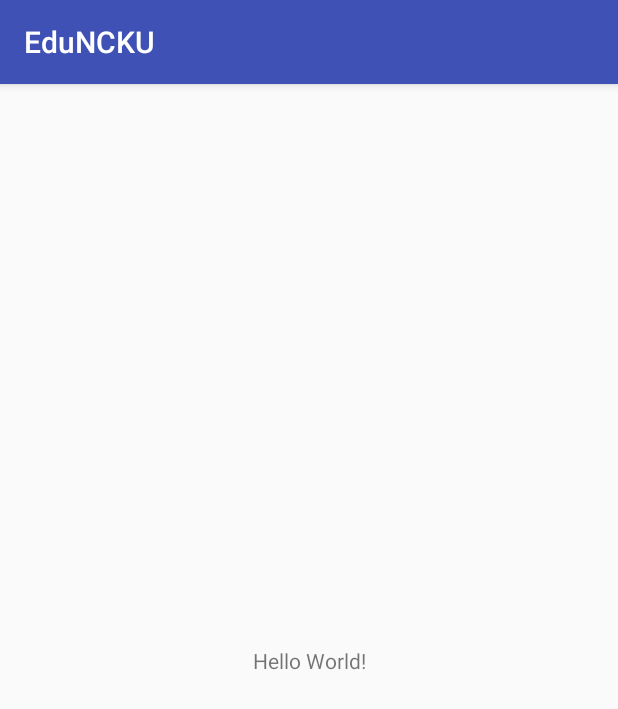
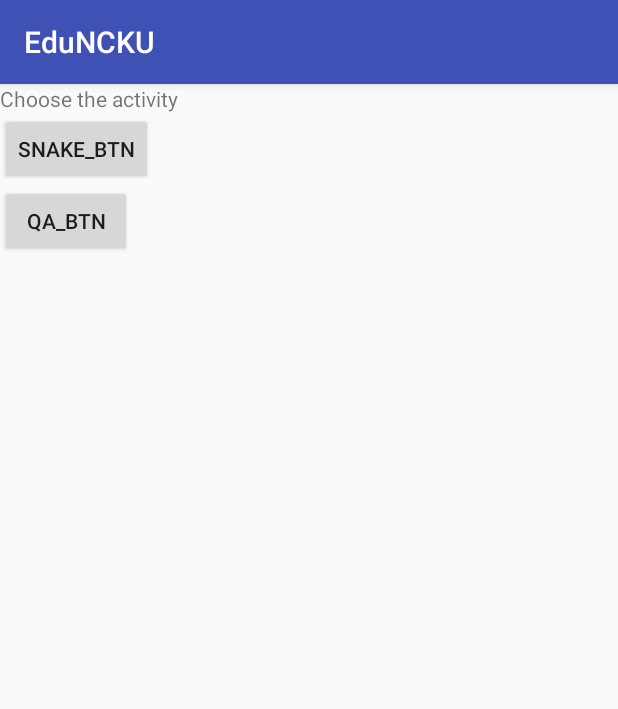
Before and after one commit to iGem-NCKU-Tainan/EduNCKU, an Android app: the screen it shows after launch (MainActivity), on a phone screen of 412 x 824 dp. Shown: the top 709 px of the screen. Run offline under Robolectric (Android 15) with nearby library versions, the phone set to English and light mode, and no system bars.

Commit message:
fixed didnt declare expicit activity in Androidmanifest for btn in MainActivity

```diff
--- a/app/src/main/AndroidManifest.xml
+++ b/app/src/main/AndroidManifest.xml
@@ -16,6 +16,7 @@
                 <category android:name="android.intent.category.LAUNCHER" />
             </intent-filter>
         </activity>
+        <activity android:name=".GameSnake"></activity>
     </application>
 
 </manifest>
--- a/app/src/main/java/tw/edu/ncku/igem/eduncku/GameSnake.java
+++ b/app/src/main/java/tw/edu/ncku/igem/eduncku/GameSnake.java
@@ -21,7 +21,7 @@ public class GameSnake extends Activity {
     Thread gameThread;
     Boolean isGameThreadStop = true;
     GameObj backimg;
-    int gameFPS = 25;
+    int gameFPS = 5000;
     KeyHandler keyHandler = new KeyHandler();
     TouchPoint touchPoint = new TouchPoint();
     //PowerManager.WakeLock wakeLock;
--- a/app/src/main/java/tw/edu/ncku/igem/eduncku/MainActivity.java
+++ b/app/src/main/java/tw/edu/ncku/igem/eduncku/MainActivity.java
@@ -1,16 +1,46 @@
 package tw.edu.ncku.igem.eduncku;
 
+import android.content.Intent;
 import android.icu.text.DateFormat;
 import android.support.v7.app.AppCompatActivity;
 import android.os.Bundle;
+import android.view.View;
+import android.widget.Button;
+import android.widget.Toast;
 
 import java.util.ArrayList;
 
 public class MainActivity extends AppCompatActivity {
+
     static ArrayList<Boolean> Achievement = new ArrayList<Boolean>();
+
+    private Button snake_btn;
+    private  Button qa_btn;
     @Override
     protected void onCreate(Bundle savedInstanceState) {
         super.onCreate(savedInstanceState);
         setContentView(R.layout.activity_main);
+
+        final Intent intent = new Intent();
+
+        snake_btn = (Button) findViewById(R.id.snake_btn);
+        snake_btn.setOnClickListener(new View.OnClickListener() {
+            @Override
+            public void onClick(View v) {
+
+                intent.setClass(MainActivity.this, GameSnake.class);
+                startActivityForResult(intent, 1);
+                //startActivity(intent);
+            }
+        });
+
+        qa_btn = (Button) findViewById(R.id.qa_btn);
+        qa_btn.setOnClickListener(new View.OnClickListener() {
+            @Override
+            public void onClick(View v) {
+
+            }
+        });
+
     }
 }
--- a/app/src/main/res/layout/activity_main.xml
+++ b/app/src/main/res/layout/activity_main.xml
@@ -6,13 +6,32 @@
     android:layout_height="match_parent"
     tools:context="tw.edu.ncku.igem.eduncku.MainActivity">
 
+    <LinearLayout
+        android:layout_width="368dp"
+        android:layout_height="495dp"
+        android:orientation="vertical"
+        tools:layout_editor_absoluteY="8dp"
+        tools:layout_editor_absoluteX="8dp">
         <TextView
             android:layout_width="wrap_content"
             android:layout_height="wrap_content"
-        android:text="Hello World!"
+            android:text="Choose the activity"
             app:layout_constraintBottom_toBottomOf="parent"
             app:layout_constraintLeft_toLeftOf="parent"
             app:layout_constraintRight_toRightOf="parent"
             app:layout_constraintTop_toTopOf="parent" />
 
+        <Button
+            android:layout_width="wrap_content"
+            android:layout_height="wrap_content"
+            android:id="@+id/snake_btn"
+            android:text="snake_btn"/>
+        <Button
+            android:layout_width="wrap_content"
+            android:layout_height="wrap_content"
+            android:id="@+id/qa_btn"
+            android:text="qa_btn"/>
+    </LinearLayout>
+
+
 </android.support.constraint.ConstraintLayout>
```
Also changed, not shown: app/src/main/res/layout/activity_game_snake.xml (added, +19 -0 lines). Lines whose indentation alone changed are shown as unchanged.
